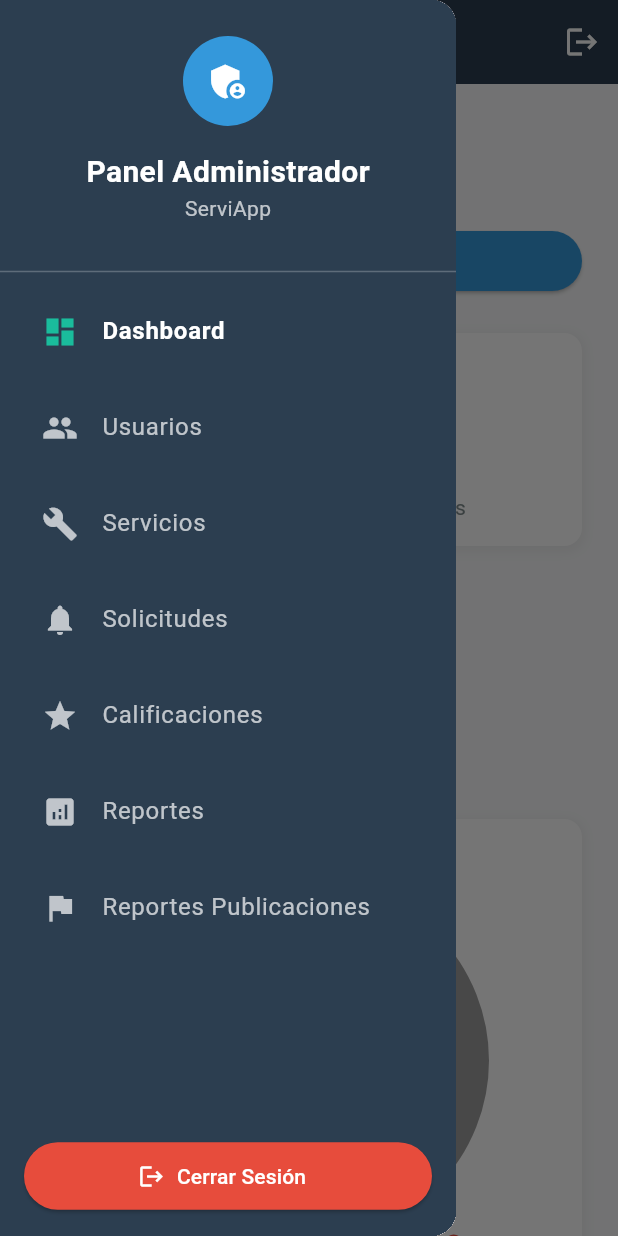
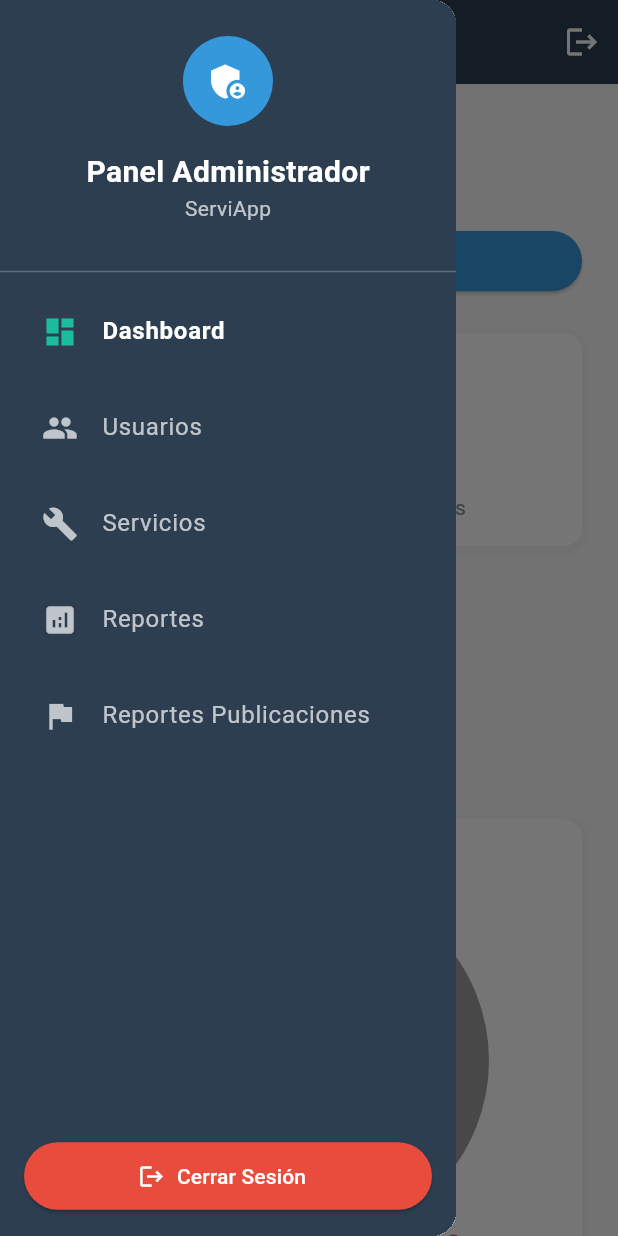
Before and after one commit to JersonCh/ServiApp_UI, a Flutter app: the AdminHomePage screen opened by its route, with the side drawer open, on a phone screen of 412 x 824 dp. Run offline on Flutter 3.47's test engine with Material 3 defaults, Android fonts, the phone set to English and light mode, and no system bars; drawn by our look-alikes of fl_chart; our stand-ins replace cloud_firestore, firebase_auth, firebase_core, firebase_storage, font_awesome_flutter, image_picker; missing offline and left inert: pay; accounts and stored records are empty.

Commit message:
se oculto las solicitudes

```diff
--- a/lib/admin/vista/admin_home_page.dart
+++ b/lib/admin/vista/admin_home_page.dart
@@ -3,9 +3,8 @@ import '../styles/admin_theme.dart';
 import 'dashboard/dashboard_widget.dart';
 import 'usuarios/usuarios_widget.dart';
 import 'servicios/servicios_widget.dart';
-import 'solicitudes/solicitudes_widget.dart';
+// import 'solicitudes/solicitudes_widget.dart'; // OCULTO
 import 'reportes/reportes_widget.dart';
-import 'calificaciones_page.dart';
 import 'reportes_publicaciones/reportes_publicaciones_widget.dart';
 import '../../controlador/login_controller.dart';
 
@@ -115,10 +114,9 @@ class _AdminHomePageState extends State<AdminHomePage> {
                 _buildNavItem(0, Icons.dashboard, 'Dashboard'),
                 _buildNavItem(1, Icons.people, 'Usuarios'),
                 _buildNavItem(2, Icons.build, 'Servicios'),
-                _buildNavItem(3, Icons.notifications, 'Solicitudes'),
-                _buildNavItem(4, Icons.star, 'Calificaciones'),
-                _buildNavItem(5, Icons.analytics, 'Reportes'),
-                _buildNavItem(6, Icons.flag, 'Reportes Publicaciones'),
+                // _buildNavItem(3, Icons.notifications, 'Solicitudes'), // OCULTO
+                _buildNavItem(3, Icons.analytics, 'Reportes'),
+                _buildNavItem(4, Icons.flag, 'Reportes Publicaciones'),
               ],
             ),
           ),
@@ -213,10 +211,9 @@ class _AdminHomePageState extends State<AdminHomePage> {
                   _buildMobileNavItem(0, Icons.dashboard, 'Dashboard'),
                   _buildMobileNavItem(1, Icons.people, 'Usuarios'),
                   _buildMobileNavItem(2, Icons.build, 'Servicios'),
-                  _buildMobileNavItem(3, Icons.notifications, 'Solicitudes'),
-                  _buildMobileNavItem(4, Icons.star, 'Calificaciones'),
-                  _buildMobileNavItem(5, Icons.analytics, 'Reportes'),
-                  _buildMobileNavItem(6, Icons.flag, 'Reportes Publicaciones'),
+                  // _buildMobileNavItem(3, Icons.notifications, 'Solicitudes'), // OCULTO
+                  _buildMobileNavItem(3, Icons.analytics, 'Reportes'),
+                  _buildMobileNavItem(4, Icons.flag, 'Reportes Publicaciones'),
                 ],
               ),
             ),
@@ -281,13 +278,10 @@ class _AdminHomePageState extends State<AdminHomePage> {
         return UsuariosWidget();
       case 2:
         return ServiciosWidget();
+      // case 3: return SolicitudesWidget(); // OCULTO
       case 3:
-        return SolicitudesWidget();
+        return ReportesWidget();
       case 4:
-        return CalificacionesPage();
-      case 5:
-        return ReportesWidget();
-      case 6:
         return ReportesPublicacionesWidget();
       default:
         return DashboardWidget();
```
Also changed, not shown: lib/admin/vista/reportes/reportes_widget.dart (+0 -83 lines).
